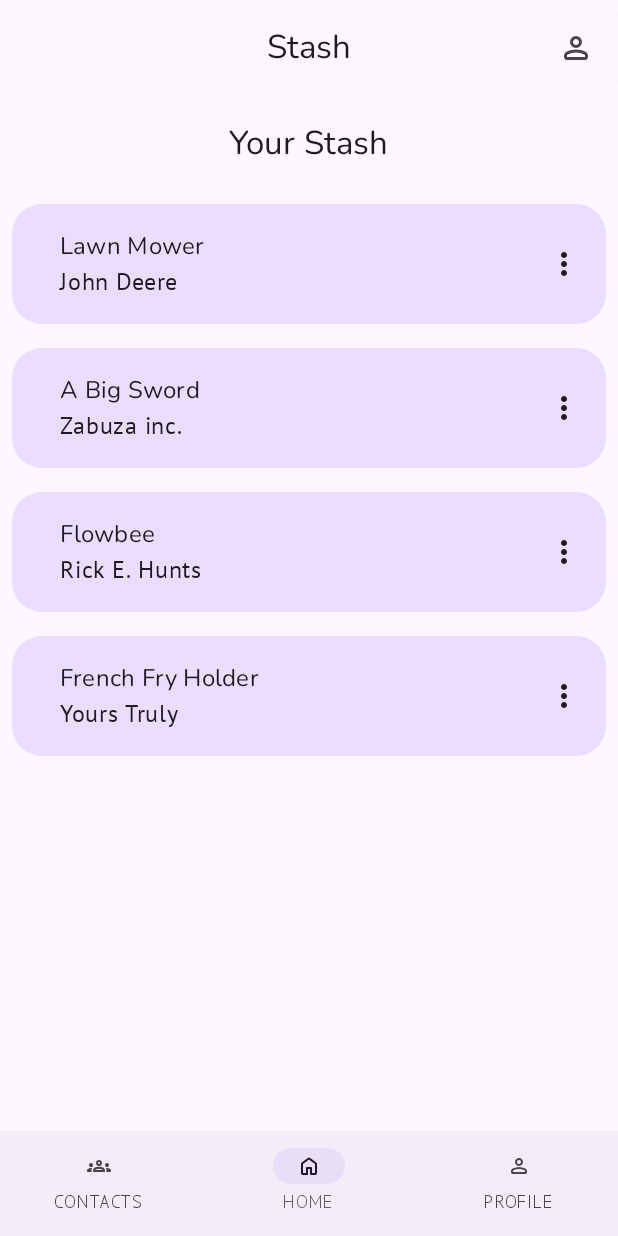
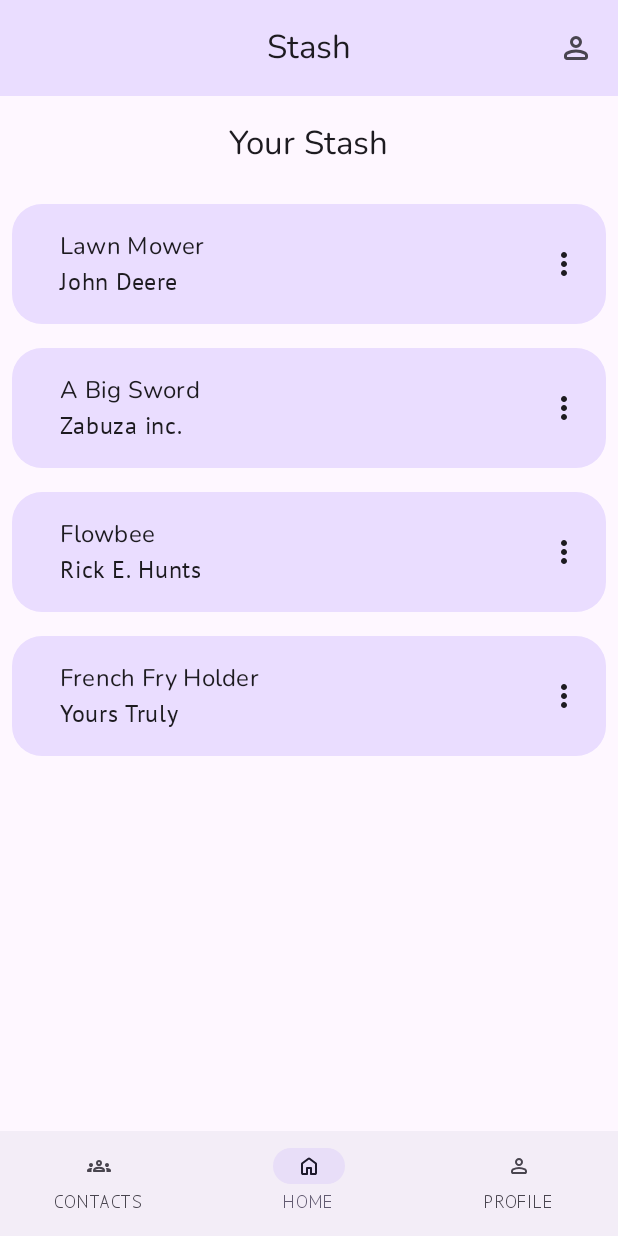
Before and after one commit to AgafiaApple/Stash, an Android app built with Jetpack Compose: the screen it shows after launch (MainActivity), on a phone screen of 412 x 824 dp. Run offline under Robolectric (Android 15) with nearby library versions, the phone set to English and light mode, and no system bars; our stand-ins replace Room's generated code; Roboto replaces fonts that are not available here.

Commit message:
BUILT AND RAN
1. Changed the topmost ("Stash") app header to have a different container color, separating it from the rest of the screen and allowing the system icons to be visible

```diff
--- a/app/src/main/kotlin/com/example/sharingapp/ui/MainActivity.kt
+++ b/app/src/main/kotlin/com/example/sharingapp/ui/MainActivity.kt
@@ -22,6 +22,7 @@ import androidx.compose.material3.IconButton
 import androidx.compose.material3.MaterialTheme
 import androidx.compose.material3.Scaffold
 import androidx.compose.material3.Text
+import androidx.compose.material3.TopAppBarDefaults
 import androidx.compose.runtime.Composable
 import androidx.compose.runtime.getValue
 import androidx.compose.runtime.remember
@@ -79,13 +80,12 @@ fun AppHeaderBar(
     title : String,
     onClickProfile : () -> Unit
 ) {
-    Card(
-        colors = CardDefaults.cardColors(containerColor = MaterialTheme.colorScheme.primaryContainer)
-    ) {
+
         CenterAlignedTopAppBar(
             title = {
                 Text(title, style = MaterialTheme.typography.titleLarge)
             },
+            colors = TopAppBarDefaults.topAppBarColors(containerColor = MaterialTheme.colorScheme.primaryContainer),
             actions = {
                 IconButton(onClick = onClickProfile) {
                     Icon(
@@ -95,7 +95,6 @@ fun AppHeaderBar(
                 }
             }
         ) // end CenterAlignedTopAppBar
-    } // end Card block
 
 
 }
```
